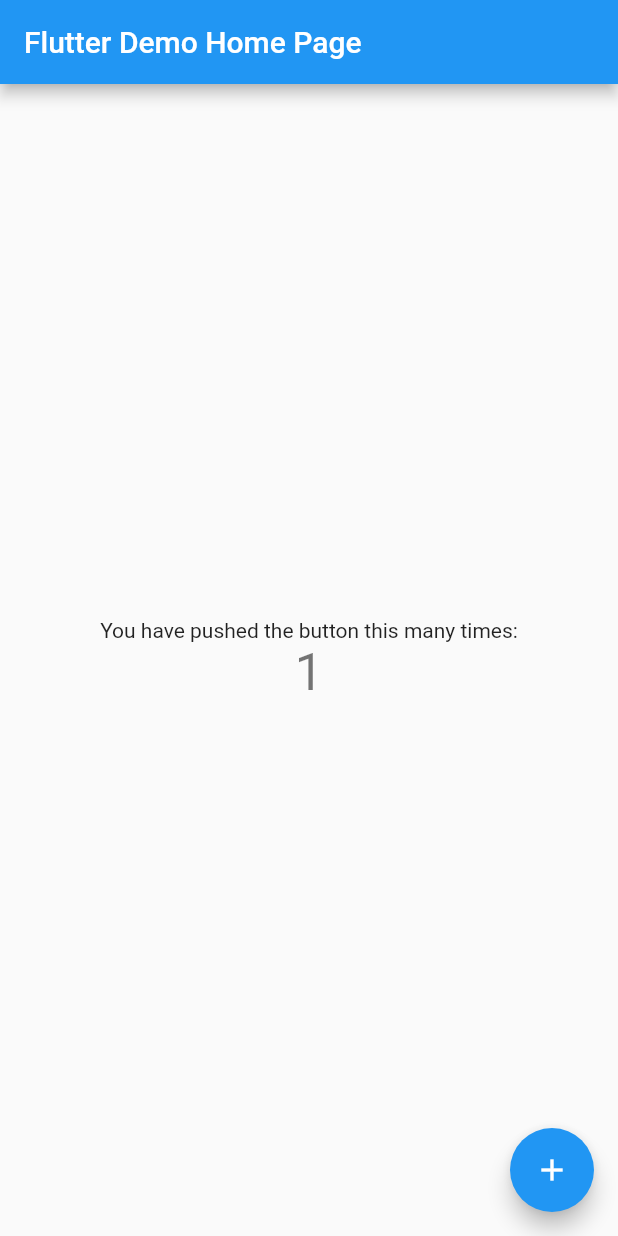
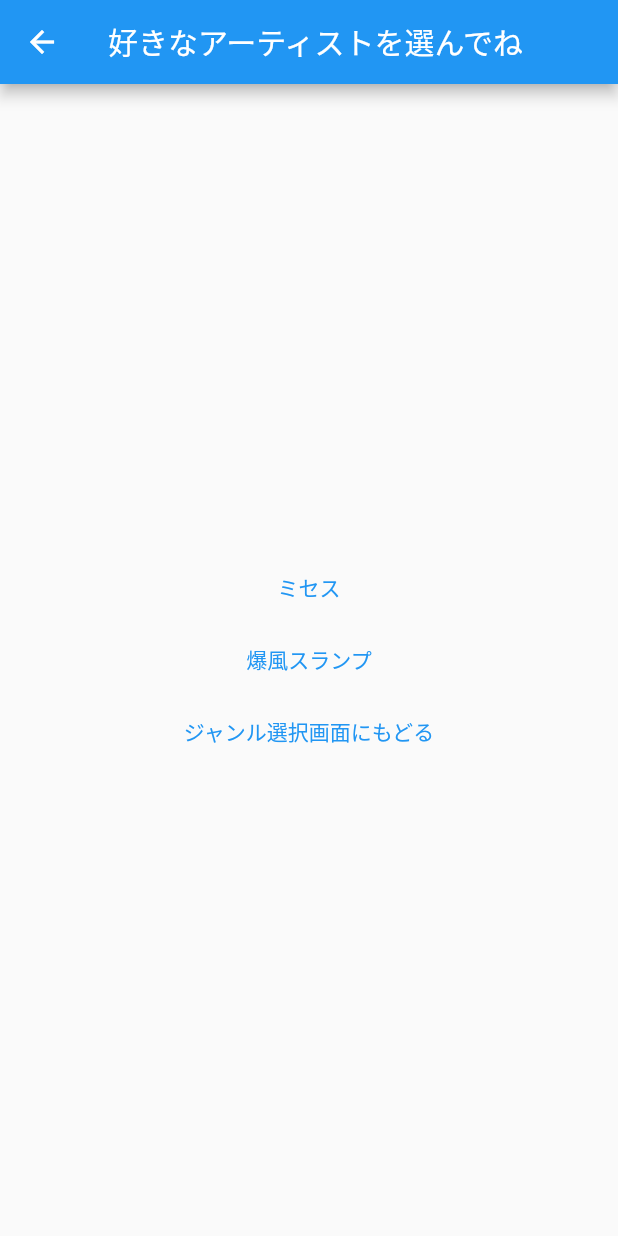
Before and after one commit to beatwalking55/beatim2, a Flutter app: the screen it shows after launch, after a tap on the "add" icon, on a phone screen of 412 x 824 dp. Run offline on Flutter 3.47's test engine with Material 2 defaults, Android fonts, the phone set to English and light mode, and no system bars.

```diff
--- /dev/null
+++ b/lib/artistselectpage.dart
@@ -0,0 +1,46 @@
+import 'package:beatim/BPMselectpage.dart';
+import 'package:flutter/material.dart';
+import 'variables.dart';
+
+class ArtistSelectPage extends StatefulWidget {
+  const ArtistSelectPage({Key? key}) : super(key: key);
+
+  @override
+  State<ArtistSelectPage> createState() => _artistselectState();
+}
+
+class _artistselectState extends State<ArtistSelectPage> {
+  @override
+  Widget build(BuildContext context) {
+    return Scaffold(
+      appBar: AppBar(
+        title: Text("好きなアーティストを選んでね"),
+      ),
+      body: Center(
+        child: Column(
+          mainAxisAlignment: MainAxisAlignment.center,
+          children: [
+           TextButton(onPressed: (){
+             Navigator.push(context,MaterialPageRoute(builder:(context) =>BPMSelectPage()));
+             setState(() {
+               artist = "ミセス";
+             });
+           }, child: Text("ミセス")
+           ),
+           TextButton(onPressed: (){
+             Navigator.push(context,MaterialPageRoute(builder:(context) =>BPMSelectPage()));
+             setState(() {
+               artist = "爆風スランプ";
+             });
+           }, child: Text("爆風スランプ")
+           ),
+           TextButton(onPressed: (){
+             Navigator.pop(context);
+           }, child: Text("ジャンル選択画面にもどる")
+           ),
+          ],
+        ),
+      ),
+    );
+  }
+}
--- /dev/null
+++ b/lib/genreselectpage.dart
@@ -0,0 +1,92 @@
+import 'package:beatim/artistselectpage.dart';
+import 'package:flutter/material.dart';
+import 'variables.dart';
+
+class MyHomePage extends StatefulWidget {
+  const MyHomePage({Key? key, required this.title}) : super(key: key);
+
+  // This widget is the home page of your application. It is stateful, meaning
+  // that it has a State object (defined below) that contains fields that affect
+  // how it looks.
+
+  // This class is the configuration for the state. It holds the values (in this
+  // case the title) provided by the parent (in this case the App widget) and
+  // used by the build method of the State. Fields in a Widget subclass are
+  // always marked "final".
+
+  final String title;
+
+  @override
+  State<MyHomePage> createState() => _MyHomePageState();
+}
+
+class _MyHomePageState extends State<MyHomePage> {
+  int _counter = 0;
+
+  void _incrementCounter() {
+    setState(() {
+      // This call to setState tells the Flutter framework that something has
+      // changed in this State, which causes it to rerun the build method below
+      // so that the display can reflect the updated values. If we changed
+      // _counter without calling setState(), then the build method would not be
+      // called again, and so nothing would appear to happen.
+      _counter++;
+    });
+  }
+
+  @override
+  Widget build(BuildContext context) {
+    // This method is rerun every time setState is called, for instance as done
+    // by the _incrementCounter method above.
+    //
+    // The Flutter framework has been optimized to make rerunning build methods
+    // fast, so that you can just rebuild anything that needs updating rather
+    // than having to individually change instances of widgets.
+    return Scaffold(
+      appBar: AppBar(
+        // Here we take the value from the MyHomePage object that was created by
+        // the App.build method, and use it to set our appbar title.
+        title: Text("好きなジャンルを選んでね"),
+      ),
+      body: Center(
+        // Center is a layout widget. It takes a single child and positions it
+        // in the middle of the parent.
+        child: Column(
+          // Column is also a layout widget. It takes a list of children and
+          // arranges them vertically. By default, it sizes itself to fit its
+          // children horizontally, and tries to be as tall as its parent.
+          //
+          // Invoke "debug painting" (press "p" in the console, choose the
+          // "Toggle Debug Paint" action from the Flutter Inspector in Android
+          // Studio, or the "Toggle Debug Paint" command in Visual Studio Code)
+          // to see the wireframe for each widget.
+          //
+          // Column has various properties to control how it sizes itself and
+          // how it positions its children. Here we use mainAxisAlignment to
+          // center the children vertically; the main axis here is the vertical
+          // axis because Columns are vertical (the cross axis would be
+          // horizontal).
+          mainAxisAlignment: MainAxisAlignment.center,
+          children: <Widget>[
+            TextButton(onPressed: (){
+              Navigator.push(context,MaterialPageRoute(builder:(context) =>ArtistSelectPage()));
+              setState(() {
+                genre = "邦ロック";
+              });
+            }, child: Text("邦ロック")
+            ),
+            Text(
+              '$_counter',
+              style: Theme.of(context).textTheme.headline4,
+            ),
+          ],
+        ),
+      ),
+      floatingActionButton: FloatingActionButton(
+        onPressed:(){ Navigator.push(context, MaterialPageRoute(builder: (context) => ArtistSelectPage()));},
+        tooltip: 'Increment',
+        child: const Icon(Icons.add),
+      ), // This trailing comma makes auto-formatting nicer for build methods.
+    );
+  }
+}
--- a/lib/main.dart
+++ b/lib/main.dart
@@ -1,4 +1,5 @@
 import 'package:flutter/material.dart';
+import 'genreselectpage.dart';
 
 void main() {
   runApp(const MyApp());
@@ -28,88 +29,3 @@ class MyApp extends StatelessWidget {
     );
   }
 }
-
-class MyHomePage extends StatefulWidget {
-  const MyHomePage({Key? key, required this.title}) : super(key: key);
-
-  // This widget is the home page of your application. It is stateful, meaning
-  // that it has a State object (defined below) that contains fields that affect
-  // how it looks.
-
-  // This class is the configuration for the state. It holds the values (in this
-  // case the title) provided by the parent (in this case the App widget) and
-  // used by the build method of the State. Fields in a Widget subclass are
-  // always marked "final".
-
-  final String title;
-
-  @override
-  State<MyHomePage> createState() => _MyHomePageState();
-}
-
-class _MyHomePageState extends State<MyHomePage> {
-  int _counter = 0;
-
-  void _incrementCounter() {
-    setState(() {
-      // This call to setState tells the Flutter framework that something has
-      // changed in this State, which causes it to rerun the build method below
-      // so that the display can reflect the updated values. If we changed
-      // _counter without calling setState(), then the build method would not be
-      // called again, and so nothing would appear to happen.
-      _counter++;
-    });
-  }
-
-  @override
-  Widget build(BuildContext context) {
-    // This method is rerun every time setState is called, for instance as done
-    // by the _incrementCounter method above.
-    //
-    // The Flutter framework has been optimized to make rerunning build methods
-    // fast, so that you can just rebuild anything that needs updating rather
-    // than having to individually change instances of widgets.
-    return Scaffold(
-      appBar: AppBar(
-        // Here we take the value from the MyHomePage object that was created by
-        // the App.build method, and use it to set our appbar title.
-        title: Text(widget.title),
-      ),
-      body: Center(
-        // Center is a layout widget. It takes a single child and positions it
-        // in the middle of the parent.
-        child: Column(
-          // Column is also a layout widget. It takes a list of children and
-          // arranges them vertically. By default, it sizes itself to fit its
-          // children horizontally, and tries to be as tall as its parent.
-          //
-          // Invoke "debug painting" (press "p" in the console, choose the
-          // "Toggle Debug Paint" action from the Flutter Inspector in Android
-          // Studio, or the "Toggle Debug Paint" command in Visual Studio Code)
-          // to see the wireframe for each widget.
-          //
-          // Column has various properties to control how it sizes itself and
-          // how it positions its children. Here we use mainAxisAlignment to
-          // center the children vertically; the main axis here is the vertical
-          // axis because Columns are vertical (the cross axis would be
-          // horizontal).
-          mainAxisAlignment: MainAxisAlignment.center,
-          children: <Widget>[
-            const Text(
-              'You have pushed the button this many times:',
-            ),
-            Text(
-              '$_counter',
-              style: Theme.of(context).textTheme.headline4,
-            ),
-          ],
-        ),
-      ),
-      floatingActionButton: FloatingActionButton(
-        onPressed: _incrementCounter,
-        tooltip: 'Increment',
-        child: const Icon(Icons.add),
-      ), // This trailing comma makes auto-formatting nicer for build methods.
-    );
-  }
-}
--- /dev/null
+++ b/lib/variables.dart
@@ -0,0 +1,4 @@
+var genre = "J-POP";
+var artist = "ミセス";
+var BPM = 150;
+var previous_BPM = 165;
```
Also changed, not shown: lib/BPMselectpage.dart (added, +60 -0 lines), lib/BPMsensingpage.dart (added, +53 -0 lines), lib/playpage.dart (added, +30 -0 lines).
